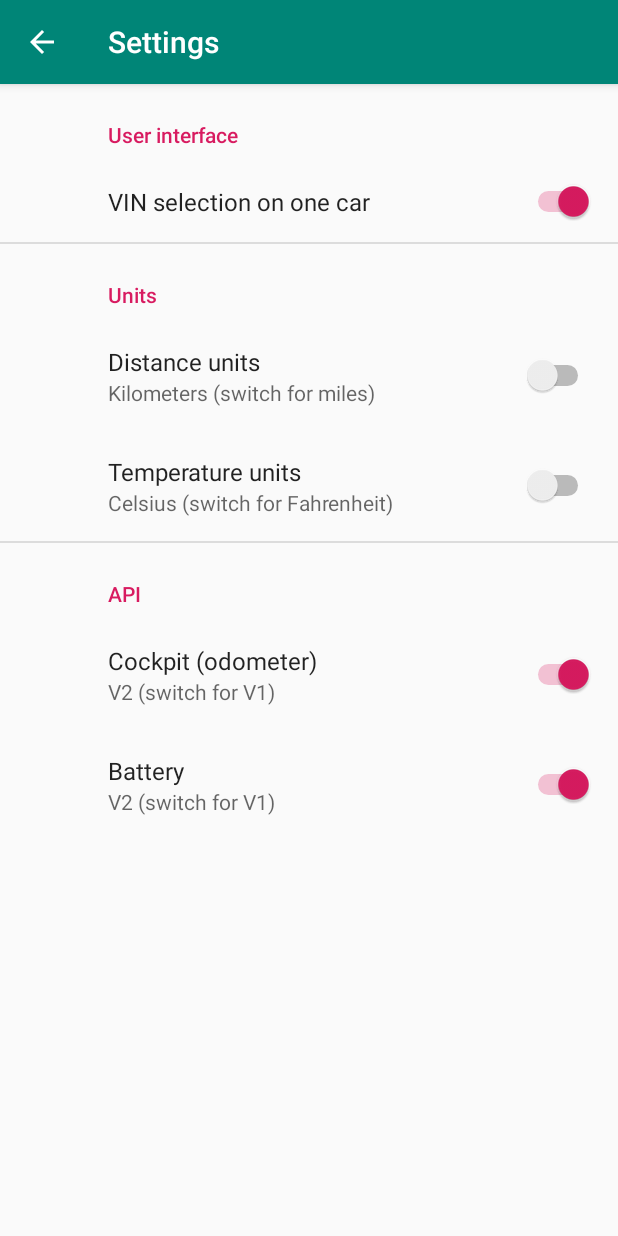
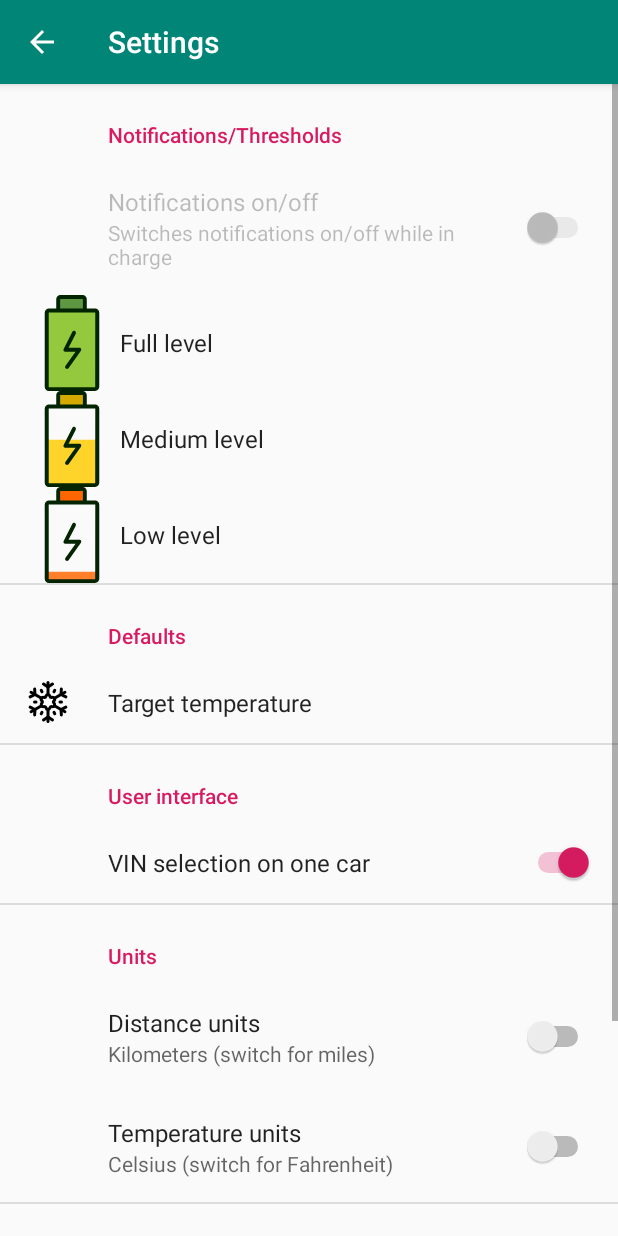
Before and after one commit to robertaramar/MyZOE, an Android app: the SettingsFragment screen opened directly, with no data from a screen before it, on a phone screen of 412 x 824 dp. Run offline under Robolectric (Android 15) with nearby library versions, the phone set to English and light mode, and no system bars; our stand-ins replace androidx.preference; network calls fail; 2 statements that could not run were skipped.

Commit message:
Settings for notifications and temperature

```diff
--- a/app/build.gradle
+++ b/app/build.gradle
@@ -6,8 +6,8 @@ android {
         applicationId "de.aramar.zoe"
         minSdkVersion 24
         targetSdkVersion 28
-        versionCode 7
-        versionName '0.2.0'
+        versionCode 8
+        versionName '0.2.1'
         testInstrumentationRunner "androidx.test.runner.AndroidJUnitRunner"
     }
     buildTypes {
@@ -49,6 +49,8 @@ dependencies {
     // (see https://github.com/ReactiveX/RxJava/releases for latest 3.x.x version)
     implementation 'io.reactivex.rxjava3:rxjava:3.0.4'
 
+    implementation "androidx.preference:preference:1.1.1"
+
     compileOnly 'org.projectlombok:lombok:1.18.12'
     annotationProcessor 'org.projectlombok:lombok:1.18.12'
 
--- a/app/src/main/java/de/aramar/zoe/network/KamereonRx.java
+++ b/app/src/main/java/de/aramar/zoe/network/KamereonRx.java
@@ -33,6 +33,9 @@ import io.reactivex.rxjava3.core.SingleOnSubscribe;
 import io.reactivex.rxjava3.schedulers.Schedulers;
 import io.reactivex.rxjava3.subjects.BehaviorSubject;
 import io.reactivex.rxjava3.subjects.SingleSubject;
+
+import static java.lang.Math.max;
+import static java.lang.Math.min;
 
 /**
  * Access to the Kamereon API.
@@ -336,7 +339,10 @@ public class KamereonRx {
                     data.setType("HvacStart");
                     Attributes attributes = new Attributes();
                     attributes.setAction(hvacCommandEnum.getCommand());
-                    attributes.setTargetTemperature(21);
+                    String temperatureString =
+                            this.defaultSharedPreferences.getString("hvac_temperature", "21");
+                    int targetTemperature = max(18, min(Integer.valueOf(temperatureString), 26));
+                    attributes.setTargetTemperature(targetTemperature);
                     data.setAttributes(attributes);
                     hvacCommand.setData(data);
                     JacksonRequest<HvacPackage> request =
--- a/app/src/main/java/de/aramar/zoe/ui/settings/SettingsFragment.java
+++ b/app/src/main/java/de/aramar/zoe/ui/settings/SettingsFragment.java
@@ -1,14 +1,86 @@
 package de.aramar.zoe.ui.settings;
 
 import android.os.Bundle;
+import android.text.InputFilter;
+import android.text.InputType;
+import android.widget.EditText;
 
+import androidx.annotation.NonNull;
+import androidx.preference.EditTextPreference;
 import androidx.preference.PreferenceFragmentCompat;
+
+import java.util.Arrays;
 
 import de.aramar.zoe.R;
 
 public class SettingsFragment extends PreferenceFragmentCompat {
+
+    private class EditTextListener implements EditTextPreference.OnBindEditTextListener {
+        /**
+         * number of allowed digits
+         */
+        private int digits;
+
+        /**
+         * minimum value allowed
+         */
+        private int min;
+
+        /**
+         * maximum value allowed
+         */
+        private int max;
+
+        public EditTextListener(int digits, int min, int max) {
+            this.digits = digits;
+            this.min = min;
+            this.max = max;
+        }
+
+        @Override
+        public void onBindEditText(@NonNull EditText editText) {
+            editText.setInputType(InputType.TYPE_CLASS_NUMBER); // set only numbers allowed to input
+            editText.selectAll(); // select all text
+            int maxLength = this.digits;
+            editText.setFilters(new InputFilter[]{new InputFilter.LengthFilter(
+                    maxLength), (source, start, end, dest, dstart, dend) -> {
+                try {
+                    int input = Integer.parseInt(dest.toString() + source.toString());
+                    if (this.isInRange(this.min, this.max, input))
+                        return null;
+                } catch (NumberFormatException nfe) {
+                }
+                return "";
+            }});
+        }
+
+        private boolean isInRange(int a, int b, int c) {
+            return b > a ? c >= a && c <= b : c >= b && c <= a;
+        }
+    }
+
     @Override
     public void onCreatePreferences(Bundle savedInstanceState, String rootKey) {
-        setPreferencesFromResource(R.xml.preferences, rootKey);
+        this.setPreferencesFromResource(R.xml.preferences, rootKey);
+
+        EditTextPreference.OnBindEditTextListener listenerPercentage =
+                new EditTextListener(3, 0, 100);
+
+        Arrays
+                .asList("notification_level_full", "notification_level_medium",
+                        "notification_level_low")
+                .stream()
+                .map(pref_key -> {
+                    return (EditTextPreference) this.findPreference(pref_key);
+                })
+                .forEach(preference -> {
+                    preference.setOnBindEditTextListener(listenerPercentage);
+                    preference.setSummaryProvider(
+                            EditTextPreference.SimpleSummaryProvider.getInstance());
+                });
+
+        EditTextPreference hvac_temperature = this.findPreference("hvac_temperature");
+        hvac_temperature.setOnBindEditTextListener(new EditTextListener(2, 0, 26));
+        hvac_temperature.setSummaryProvider(EditTextPreference.SimpleSummaryProvider.getInstance());
     }
 }
--- /dev/null
+++ b/app/src/main/res/drawable/ic_battery_empty.xml
@@ -0,0 +1,8 @@
+<vector android:height="64dp" android:viewportHeight="394.243"
+    android:viewportWidth="394.243" android:width="64dp" xmlns:android="http://schemas.android.com/apk/res/android">
+    <path android:fillColor="#ff6600" android:pathData="M149.761,8h90.8c5.169,0 9.36,4.191 9.36,9.36v36.8c0,5.169 -4.191,9.36 -9.36,9.36h-90.8c-5.169,0 -9.36,-4.191 -9.36,-9.36v-36.8C140.401,12.191 144.591,8 149.761,8z"/>
+    <path android:fillColor="#ff7f2a"
+        android:pathData="m102.881,386.568c-5.165,0.026 -9.531,-0.451 -9.751,-1.067 -0.006,-0.016 -0.009,-0.032 -0.009,-0.049v-36.242c0,-0.616 4.191,-1.116 9.36,-1.116v0h188.88c5.165,-0.027 9.533,0.451 9.756,1.067 0.001,0.004 0.003,0.008 0.004,0.011v36.242c0,0.616 -4.191,1.116 -9.36,1.116z" android:strokeWidth="0.34528"/>
+    <path android:fillColor="#022400" android:pathData="M291.361,55.52h-33.6c0,-0.48 0,-0.88 0,-1.36v-36.8C257.717,7.791 249.97,0.044 240.401,0h-90.64c-9.569,0.044 -17.316,7.791 -17.36,17.36v36.8v1.36h-29.52c-9.63,-0.177 -17.58,7.487 -17.757,17.117c-0.001,0.081 -0.002,0.162 -0.003,0.243v304c0.044,9.569 7.791,17.316 17.36,17.36h188.88c9.602,0.179 17.541,-7.439 17.76,-17.04v-304c0.134,-9.631 -7.564,-17.547 -17.195,-17.681C291.737,55.516 291.549,55.517 291.361,55.52L291.361,55.52zM148.401,17.36c0,-0.751 0.609,-1.36 1.36,-1.36l0,0h90.8c0.751,0 1.36,0.609 1.36,1.36v36.8c0,0.751 -0.609,1.36 -1.36,1.36h-90.8c-0.751,0 -1.36,-0.609 -1.36,-1.36l0,0L148.401,17.36zM292.401,377.36c0,0.751 -0.609,1.36 -1.36,1.36h-188.16c-0.751,0 -1.36,-0.609 -1.36,-1.36v-304c0,-0.751 0.609,-1.36 1.36,-1.36l0,0h188.48c0.751,0 1.36,0.609 1.36,1.36L292.401,377.36z"/>
+    <path android:fillColor="#022400" android:pathData="M227.201,217.04h-44.08l29.36,-58.4c1.988,-3.954 0.394,-8.772 -3.56,-10.76c-3.954,-1.988 -8.772,-0.394 -10.76,3.56l-35.2,69.84c-1.988,3.946 -0.401,8.756 3.544,10.744c1.109,0.559 2.334,0.852 3.576,0.856h41.68l-41.12,58.16c-2.8,3.418 -2.298,8.459 1.12,11.258s8.459,2.298 11.258,-1.12c0.243,-0.296 0.464,-0.61 0.662,-0.938l50.08,-70.96c2.563,-3.599 1.722,-8.594 -1.877,-11.157c-1.367,-0.973 -3.005,-1.492 -4.683,-1.483V217.04z"/>
+</vector>
--- /dev/null
+++ b/app/src/main/res/drawable/ic_battery_full.xml
@@ -0,0 +1,7 @@
+<vector android:height="64dp" android:viewportHeight="394.243"
+    android:viewportWidth="394.243" android:width="64dp" xmlns:android="http://schemas.android.com/apk/res/android">
+    <path android:fillColor="#5E9641" android:pathData="M149.761,8h90.8c5.169,0 9.36,4.191 9.36,9.36v36.8c0,5.169 -4.191,9.36 -9.36,9.36h-90.8c-5.169,0 -9.36,-4.191 -9.36,-9.36v-36.8C140.401,12.191 144.591,8 149.761,8z"/>
+    <path android:fillColor="#94C83D" android:pathData="M102.881,386.56c-5.165,0.221 -9.531,-3.787 -9.751,-8.951c-0.006,-0.136 -0.009,-0.272 -0.009,-0.409v-304c0,-5.169 4.191,-9.36 9.36,-9.36l0,0h188.88c5.165,-0.224 9.533,3.782 9.756,8.946c0.001,0.031 0.003,0.063 0.004,0.094v304c0,5.169 -4.191,9.36 -9.36,9.36L102.881,386.56z"/>
+    <path android:fillColor="#022400" android:pathData="M291.361,55.52h-33.6c0,-0.48 0,-0.88 0,-1.36v-36.8C257.717,7.791 249.97,0.044 240.401,0h-90.64c-9.569,0.044 -17.316,7.791 -17.36,17.36v36.8v1.36h-29.52c-9.63,-0.177 -17.58,7.487 -17.757,17.117c-0.001,0.081 -0.002,0.162 -0.003,0.243v304c0.044,9.569 7.791,17.316 17.36,17.36h188.88c9.602,0.179 17.541,-7.439 17.76,-17.04v-304c0.134,-9.631 -7.564,-17.547 -17.195,-17.681C291.737,55.516 291.549,55.517 291.361,55.52L291.361,55.52zM148.401,17.36c0,-0.751 0.609,-1.36 1.36,-1.36l0,0h90.8c0.751,0 1.36,0.609 1.36,1.36v36.8c0,0.751 -0.609,1.36 -1.36,1.36h-90.8c-0.751,0 -1.36,-0.609 -1.36,-1.36l0,0L148.401,17.36zM292.401,377.36c0,0.751 -0.609,1.36 -1.36,1.36h-188.16c-0.751,0 -1.36,-0.609 -1.36,-1.36v-304c0,-0.751 0.609,-1.36 1.36,-1.36l0,0h188.48c0.751,0 1.36,0.609 1.36,1.36L292.401,377.36z"/>
+    <path android:fillColor="#022400" android:pathData="M227.201,217.04h-44.08l29.36,-58.4c1.988,-3.954 0.394,-8.772 -3.56,-10.76c-3.954,-1.988 -8.772,-0.394 -10.76,3.56l-35.2,69.84c-1.988,3.946 -0.401,8.756 3.544,10.744c1.109,0.559 2.334,0.852 3.576,0.856h41.68l-41.12,58.16c-2.8,3.418 -2.298,8.459 1.12,11.258s8.459,2.298 11.258,-1.12c0.243,-0.296 0.464,-0.61 0.662,-0.938l50.08,-70.96c2.563,-3.599 1.722,-8.594 -1.877,-11.157c-1.367,-0.973 -3.005,-1.492 -4.683,-1.483V217.04z"/>
+</vector>
--- /dev/null
+++ b/app/src/main/res/drawable/ic_battery_half.xml
@@ -0,0 +1,8 @@
+<vector android:height="64dp" android:viewportHeight="394.243"
+    android:viewportWidth="394.243" android:width="64dp" xmlns:android="http://schemas.android.com/apk/res/android">
+    <path android:fillColor="#d4aa00" android:pathData="M149.761,8h90.8c5.169,0 9.36,4.191 9.36,9.36v36.8c0,5.169 -4.191,9.36 -9.36,9.36h-90.8c-5.169,0 -9.36,-4.191 -9.36,-9.36v-36.8C140.401,12.191 144.591,8 149.761,8z"/>
+    <path android:fillColor="#ffd42a"
+        android:pathData="m102.881,386.564c-5.165,0.128 -9.531,-2.188 -9.751,-5.173 -0.006,-0.079 -0.009,-0.157 -0.009,-0.236V205.483c0,-2.987 4.191,-5.409 9.36,-5.409v0h188.88c5.165,-0.129 9.533,2.185 9.756,5.17 0.001,0.018 0.003,0.036 0.004,0.054V380.97c0,2.987 -4.191,5.409 -9.36,5.409z" android:strokeWidth="0.760176"/>
+    <path android:fillColor="#022400" android:pathData="M291.361,55.52h-33.6c0,-0.48 0,-0.88 0,-1.36v-36.8C257.717,7.791 249.97,0.044 240.401,0h-90.64c-9.569,0.044 -17.316,7.791 -17.36,17.36v36.8v1.36h-29.52c-9.63,-0.177 -17.58,7.487 -17.757,17.117c-0.001,0.081 -0.002,0.162 -0.003,0.243v304c0.044,9.569 7.791,17.316 17.36,17.36h188.88c9.602,0.179 17.541,-7.439 17.76,-17.04v-304c0.134,-9.631 -7.564,-17.547 -17.195,-17.681C291.737,55.516 291.549,55.517 291.361,55.52L291.361,55.52zM148.401,17.36c0,-0.751 0.609,-1.36 1.36,-1.36l0,0h90.8c0.751,0 1.36,0.609 1.36,1.36v36.8c0,0.751 -0.609,1.36 -1.36,1.36h-90.8c-0.751,0 -1.36,-0.609 -1.36,-1.36l0,0L148.401,17.36zM292.401,377.36c0,0.751 -0.609,1.36 -1.36,1.36h-188.16c-0.751,0 -1.36,-0.609 -1.36,-1.36v-304c0,-0.751 0.609,-1.36 1.36,-1.36l0,0h188.48c0.751,0 1.36,0.609 1.36,1.36L292.401,377.36z"/>
+    <path android:fillColor="#022400" android:pathData="M227.201,217.04h-44.08l29.36,-58.4c1.988,-3.954 0.394,-8.772 -3.56,-10.76c-3.954,-1.988 -8.772,-0.394 -10.76,3.56l-35.2,69.84c-1.988,3.946 -0.401,8.756 3.544,10.744c1.109,0.559 2.334,0.852 3.576,0.856h41.68l-41.12,58.16c-2.8,3.418 -2.298,8.459 1.12,11.258s8.459,2.298 11.258,-1.12c0.243,-0.296 0.464,-0.61 0.662,-0.938l50.08,-70.96c2.563,-3.599 1.722,-8.594 -1.877,-11.157c-1.367,-0.973 -3.005,-1.492 -4.683,-1.483V217.04z"/>
+</vector>
--- a/app/src/main/res/values/strings.xml
+++ b/app/src/main/res/values/strings.xml
@@ -79,4 +79,12 @@
     <string name="button_aircondition_off">Stop</string>
     <string name="toast_aircondition_good">Aircondition command successfully transmitted...</string>
     <string name="toast_aircondition_error">Aircondition command terminated with failure...</string>
+    <string name="pref_category_notifications">Notifications/Thresholds</string>
+    <string name="pref_notification_low">Low level</string>
+    <string name="pref_notification_medium">Medium level</string>
+    <string name="pref_notification_full">Full level</string>
+    <string name="pref_notification_switch">Notifications on/off</string>
+    <string name="pref_notification_summary">Switches notifications on/off while in charge</string>
+    <string name="pref_category_defaults">Defaults</string>
+    <string name="pref_default_temperature">Target temperature</string>
 </resources>
--- a/app/src/main/res/xml/preferences.xml
+++ b/app/src/main/res/xml/preferences.xml
@@ -1,5 +1,47 @@
 <?xml version="1.0" encoding="utf-8"?>
-<PreferenceScreen xmlns:android="http://schemas.android.com/apk/res/android">
+<PreferenceScreen xmlns:app="http://schemas.android.com/apk/res-auto"
+    xmlns:android="http://schemas.android.com/apk/res/android">
+    <PreferenceCategory android:title="@string/pref_category_notifications">
+
+        <SwitchPreference
+            android:defaultValue="false"
+            android:key="charge_notifications"
+            android:summary="@string/pref_notification_summary"
+            android:title="@string/pref_notification_switch"
+            app:enabled="false" />
+        <EditTextPreference
+            android:defaultValue="100"
+            android:icon="@drawable/ic_battery_full"
+            android:key="notification_level_full"
+            android:selectAllOnFocus="true"
+            android:singleLine="true"
+            android:title="@string/pref_notification_full"/>
+        <EditTextPreference
+            android:defaultValue="80"
+            android:icon="@drawable/ic_battery_half"
+            android:key="notification_level_medium"
+            android:selectAllOnFocus="true"
+            android:singleLine="true"
+            android:title="@string/pref_notification_medium" />
+        <EditTextPreference
+            android:defaultValue="60"
+            android:icon="@drawable/ic_battery_empty"
+            android:key="notification_level_low"
+            android:selectAllOnFocus="true"
+            android:singleLine="true"
+            android:title="@string/pref_notification_low" />
+    </PreferenceCategory>
+    <PreferenceCategory android:title="@string/pref_category_defaults">
+
+        <EditTextPreference
+            android:defaultValue="21"
+            android:icon="@drawable/ic_aircondition"
+            android:inputType="numberDecimal"
+            android:key="hvac_temperature"
+            android:selectAllOnFocus="true"
+            android:singleLine="true"
+            android:title="@string/pref_default_temperature" />
+    </PreferenceCategory>
     <PreferenceCategory android:title="@string/pref_category_ui">
         <SwitchPreference
             android:defaultValue="true"
```
Also changed, not shown: 2 other files.
